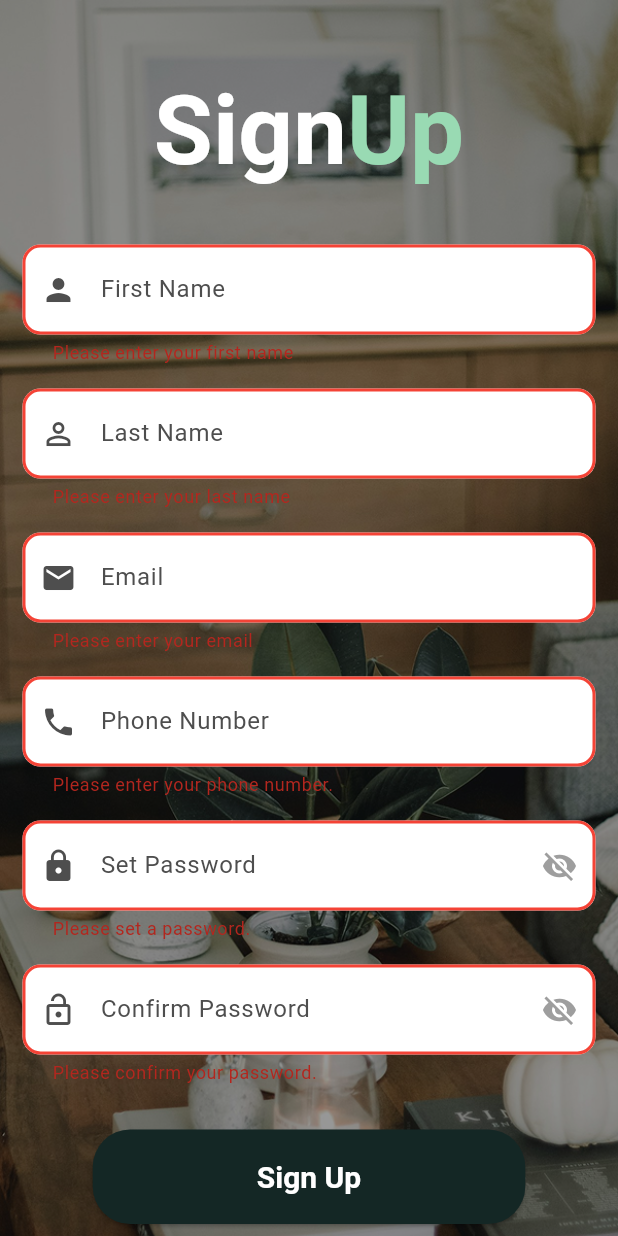
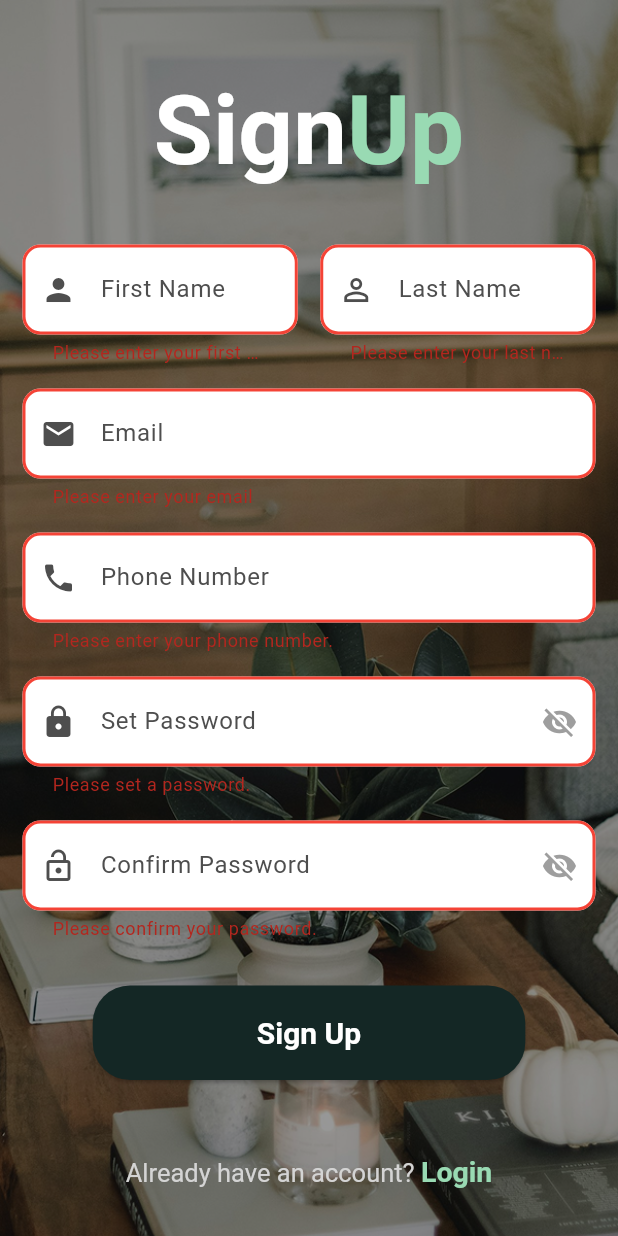
Before and after one commit to sagarlama0102/rentease, a Flutter app: the SignupScreen screen opened directly, after a tap on "Sign Up", on a phone screen of 412 x 824 dp. Run offline on Flutter 3.47's test engine with Material 3 defaults, Android fonts, the light colour scheme and no system bars.

Commit message:
changing signup design

```diff
--- a/lib/screens/login_screen.dart
+++ b/lib/screens/login_screen.dart
@@ -42,8 +42,7 @@
   Widget build(BuildContext context) {
     return Scaffold(
       resizeToAvoidBottomInset: false,
-      body: SafeArea(
-        child: Container(
+      body: Container(
         width: double.infinity,
         height: double.infinity,
         decoration: BoxDecoration(
@@ -245,7 +244,6 @@
           ],
         ),
       ),
-      ),
     );
   }
 }
--- a/lib/screens/signup_screen.dart
+++ b/lib/screens/signup_screen.dart
@@ -67,11 +67,16 @@
     if (value != _password) {
       return 'Passwords do not match.';
     }
+    // Force re-validation of password field if confirm changes, to show mismatch error if any
+    if (value != _passwordController.text) {
+      return 'Passwords do not match.';
+    }
     return null;
   }
 
   void _submitSignup() {
     if (_formKey.currentState!.validate()) {
+      // For demonstration, navigate to LoginScreen, you would handle actual sign-up here
       Navigator.push(
         context,
         MaterialPageRoute(
@@ -146,8 +151,15 @@
                         child: Column(
                           children: [
 
-                            Padding(
-                              padding: const EdgeInsets.symmetric(horizontal: 15, vertical: 8),
+                            // **MODIFICATION STARTS HERE**
+                            // Wrap First Name and Last Name in a Row
+                            Row(
+                              crossAxisAlignment: CrossAxisAlignment.start, // Align fields to the top
+                              children: [
+                                // First Name Field
+                                Expanded(
+                                  child: Padding(
+                                    padding: const EdgeInsets.only(left: 15, right: 7.5, top: 8, bottom: 8), // Adjusted padding for split fields
                                     child: TextFormField(
                                       keyboardType: TextInputType.name,
                                       style: const TextStyle(color: Color.fromARGB(255, 78, 78, 78)),
@@ -159,10 +171,12 @@
                                       validator: (value) => _validateName(value, 'first name'),
                                     ),
                                   ),
+                                ),
 
-
-                            Padding(
-                              padding: const EdgeInsets.symmetric(horizontal: 15, vertical: 8),
+                                // Last Name Field
+                                Expanded(
+                                  child: Padding(
+                                    padding: const EdgeInsets.only(left: 7.5, right: 15, top: 8, bottom: 8), // Adjusted padding for split fields
                                     child: TextFormField(
                                       keyboardType: TextInputType.name,
                                       style: const TextStyle(color: Color.fromARGB(255, 78, 78, 78)),
@@ -174,8 +188,13 @@
                                       validator: (value) => _validateName(value, 'last name'),
                                     ),
                                   ),
+                                ),
+                              ],
+                            ),
+                            // **MODIFICATION ENDS HERE**
 
 
+                            // Email Field (Unchanged)
                             Padding(
                               padding: const EdgeInsets.symmetric(horizontal: 15, vertical: 8),
                               child: TextFormField(
@@ -191,6 +210,7 @@
                             ),
 
 
+                            // Phone Number Field (Unchanged)
                             Padding(
                               padding: const EdgeInsets.symmetric(horizontal: 15, vertical: 8),
                               child: TextFormField(
@@ -206,6 +226,7 @@
                             ),
 
 
+                            // Set Password Field (Unchanged)
                             Padding(
                               padding: const EdgeInsets.symmetric(horizontal: 15, vertical: 8),
                               child: TextFormField(
@@ -239,6 +260,7 @@
                             ),
 
 
+                            // Confirm Password Field (Unchanged)
                             Padding(
 
                               padding: const EdgeInsets.fromLTRB(15, 8, 15, 0),
@@ -340,6 +362,7 @@
       ),
     );
   }
+  // The _buildInputDecoration function remains exactly the same.
   InputDecoration _buildInputDecoration({
     required String labelText,
     required String hintText,
```
Lines whose indentation alone changed are shown as unchanged.
